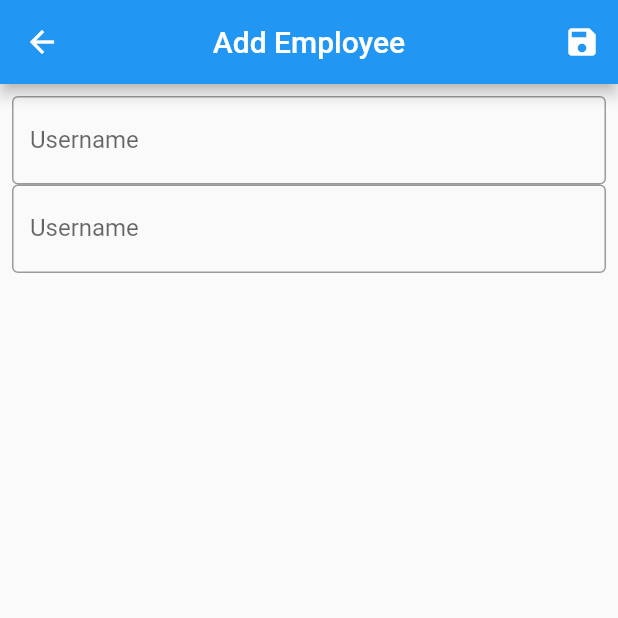
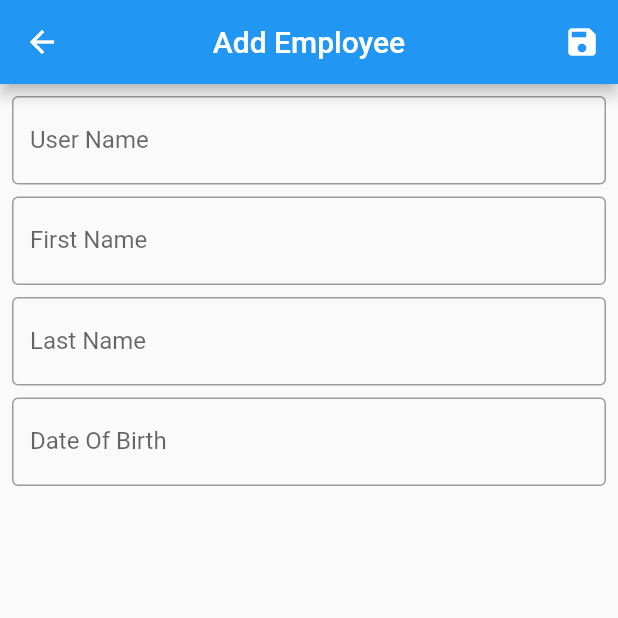
Before and after one commit to tianreformis/emloyee_book, a Flutter app: the AddEmployeeScreen screen opened by its route, on a phone screen of 412 x 824 dp, the top half of it. Run offline on Flutter 3.47's test engine with Material 2 defaults, Android fonts, the phone set to English and light mode, and no system bars.

Commit message:
CustomTextField fixed

```diff
--- a/lib/screen/add_employee_screen.dart
+++ b/lib/screen/add_employee_screen.dart
@@ -1,6 +1,8 @@
 // ignore_for_file: unused_field
 
 import 'package:flutter/material.dart';
+
+import '../widget/custom_text_form_field.dart';
 
 class AddEmployeeScreen extends StatefulWidget {
   const AddEmployeeScreen({Key? key}) : super(key: key);
@@ -10,7 +12,10 @@
 }
 
 class _AddEmployeeScreenState extends State<AddEmployeeScreen> {
-  final TextEditingController _controller = TextEditingController();
+  final TextEditingController _userNamecontroller = TextEditingController();
+  final TextEditingController _firstNameController = TextEditingController();
+  final TextEditingController _lastNameController = TextEditingController();
+  final TextEditingController _dateOfBirthcontroller = TextEditingController();
   @override
   Widget build(BuildContext context) {
     return Scaffold(
@@ -22,33 +27,30 @@
       body: Padding(
         padding: const EdgeInsets.all(8.0),
         child: Column(children: [
-          TextFormField(
-            controller: _controller,
-            keyboardType: TextInputType.name,
-            validator: (value) {
-              if (value == null || value.isEmpty) {
-                return 'User name cannot be empty';
-              }
-              return null;
-            },
-            decoration: const InputDecoration(
-              border: OutlineInputBorder(),
-              label: Text('Username'),
-            ),
+          CostumTextFormField(
+            controller: _userNamecontroller,
+            txtLabel: 'User Name',
           ),
-          TextFormField(
-            controller: _controller,
-            keyboardType: TextInputType.name,
-            validator: (value) {
-              if (value == null || value.isEmpty) {
-                return 'User name cannot be empty';
-              }
-              return null;
-            },
-            decoration: const InputDecoration(
-              border: OutlineInputBorder(),
-              label: Text('Username'),
-            ),
+          const SizedBox(
+            height: 8.0,
+          ),
+          CostumTextFormField(
+            controller: _firstNameController,
+            txtLabel: 'First Name',
+          ),
+          const SizedBox(
+            height: 8.0,
+          ),
+          CostumTextFormField(
+            controller: _lastNameController,
+            txtLabel: 'Last Name',
+          ),
+          const SizedBox(
+            height: 8.0,
+          ),
+          CostumTextFormField(
+            controller: _dateOfBirthcontroller,
+            txtLabel: 'Date Of Birth',
           )
         ]),
       ),
--- a/lib/screen/home_screen.dart
+++ b/lib/screen/home_screen.dart
@@ -10,7 +10,7 @@
         title: const Text('Home'),
         centerTitle: true,
       ),
-      body: Column(children: []),
+      body: Column(children: const []),
       floatingActionButton: FloatingActionButton.extended(
           onPressed: () {
             Navigator.pushNamed(context, '/add_employee');
--- /dev/null
+++ b/lib/widget/custom_text_form_field.dart
@@ -0,0 +1,32 @@
+import 'package:flutter/material.dart';
+
+class CostumTextFormField extends StatelessWidget {
+  const CostumTextFormField({
+    Key? key,
+    required TextEditingController controller,
+    required String txtLabel,
+  })  : _controller = controller,
+        _txtLabel = txtLabel,
+        super(key: key);
+
+  final TextEditingController _controller;
+  final String _txtLabel;
+
+  @override
+  Widget build(BuildContext context) {
+    return TextFormField(
+      controller: _controller,
+      keyboardType: TextInputType.name,
+      decoration: InputDecoration(
+        border: const OutlineInputBorder(),
+        label: Text(_txtLabel),
+      ),
+      validator: (value) {
+        if (value == null || value.isEmpty) {
+          return '$_txtLabel Cannot Be Empty';
+        }
+        return null;
+      },
+    );
+  }
+}
```
